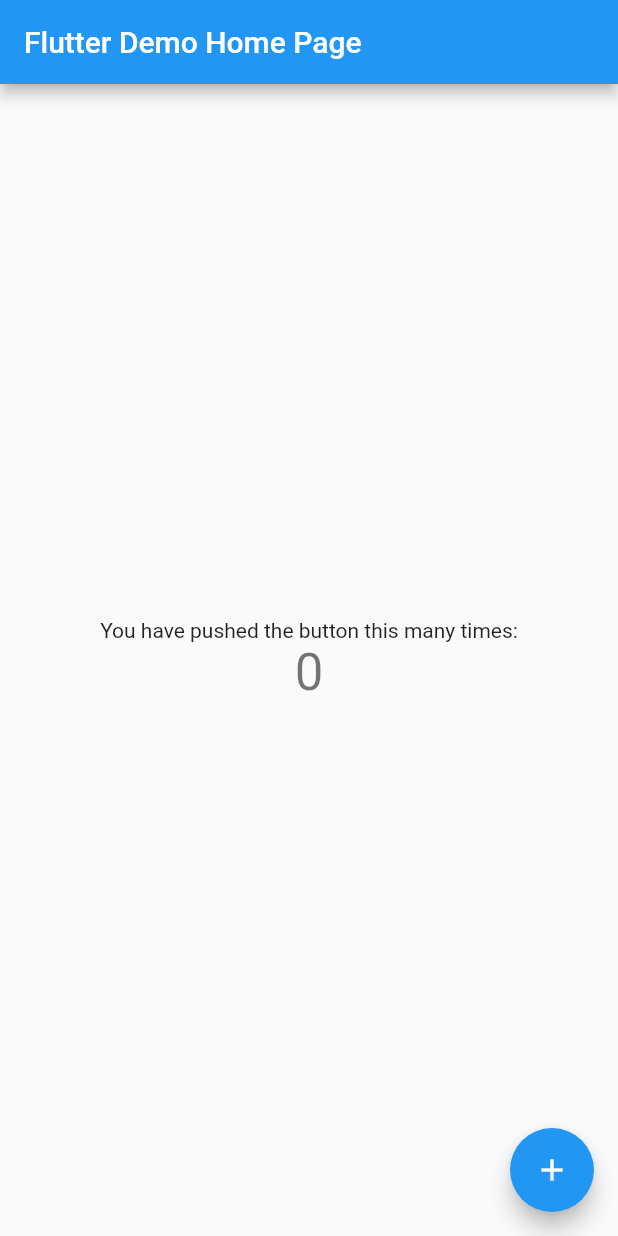
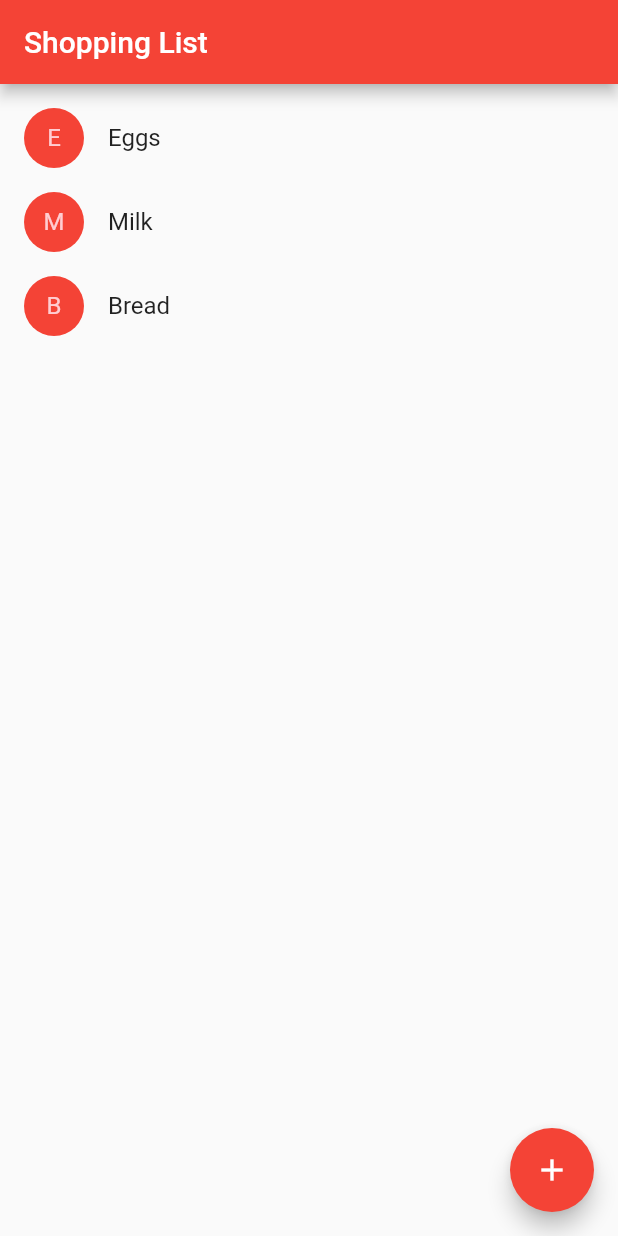
Before and after one commit to Reline/HelloFlutter, a Flutter app: the screen it shows after launch, on a phone screen of 412 x 824 dp. Run offline on Flutter 3.47's test engine with Material 2 defaults, Android fonts, the phone set to English and light mode, and no system bars.

Commit message:
A shopping list you can remove from but not add to

```diff
--- /dev/null
+++ b/lib/ShoppingList.dart
@@ -0,0 +1,45 @@
+import 'package:flutter/material.dart';
+
+import 'ShoppingListItem.dart';
+
+class ShoppingList extends StatefulWidget {
+	ShoppingList({Key key, this.products}) : super(key: key);
+
+	final List<Product> products;
+
+	@override
+	_ShoppingListState createState() => new _ShoppingListState();
+}
+
+class _ShoppingListState extends State<ShoppingList> {
+ 	Set<Product> _shoppingCart = new Set<Product>();
+
+ 	void _onCartChanged(Product product, bool inCart) {
+ 		setState(() {
+ 			if (inCart) {
+ 				_shoppingCart.add(product);
+			} else {
+ 				_shoppingCart.remove(product);
+			}
+ 		});
+ 	}
+
+ 	@override
+ 	Widget build(BuildContext context) {
+ 		return new Scaffold(
+ 			appBar: new AppBar(
+ 				title: new Text('Shopping List'),
+ 			),
+ 			body: new ListView(
+ 				padding: new EdgeInsets.symmetric(vertical: 8.0),
+ 				children: widget.products.map((Product product) {
+ 					return new ShoppingListItem(
+ 						product: product,
+ 						inCart: _shoppingCart.contains(product),
+ 						onCartChanged: _onCartChanged,
+ 					);
+ 				}).toList(),
+			),
+ 		);
+ 	}
+}
--- /dev/null
+++ b/lib/ShoppingListItem.dart
@@ -0,0 +1,45 @@
+import 'package:flutter/material.dart';
+
+class Product {
+	const Product({this.name});
+	final String name;
+}
+
+typedef void CartChangedCallback(Product product, bool inCart);
+
+class ShoppingListItem extends StatelessWidget {
+	ShoppingListItem({Product product, this.inCart, this.onCartChanged})
+		: product = product,
+		super(key: new ObjectKey(product));
+
+	final Product product;
+	final bool inCart;
+	final CartChangedCallback onCartChanged;
+
+	Color _getColor(BuildContext context) {
+		return inCart ? Colors.black54 : Theme.of(context).primaryColor;
+	}
+
+	TextStyle _getTextStyle(BuildContext context) {
+		if (!inCart) return null;
+
+		return new TextStyle(
+			color: Colors.black54,
+			decoration: TextDecoration.lineThrough,
+		);
+	}
+
+	@override
+	Widget build(BuildContext context) {
+		return new ListTile(
+			onTap: () {
+				onCartChanged(product, !inCart);
+			},
+			leading: new CircleAvatar(
+				backgroundColor: _getColor(context),
+				child: new Text(product.name[0]),
+			),
+			title: new Text(product.name, style: _getTextStyle(context)),
+		);
+	}
+}
--- a/lib/main.dart
+++ b/lib/main.dart
@@ -1,42 +1,27 @@
 import 'package:flutter/material.dart';
+
+import 'ShoppingList.dart';
+import 'ShoppingListItem.dart';
 
 void main() {
   runApp(new MyApp());
 }
 
 class MyApp extends StatelessWidget {
-  // This widget is the root of your application.
   @override
   Widget build(BuildContext context) {
     return new MaterialApp(
-      title: 'Flutter Demo',
+      title: 'Shopping List',
       theme: new ThemeData(
-        // This is the theme of your application.
-        //
-        // Try running your application with "flutter run". You'll see the
-        // application has a blue toolbar. Then, without quitting the app, try
-        // changing the primarySwatch below to Colors.green and then invoke
-        // "hot reload" (press "r" in the console where you ran "flutter run",
-        // or press Run > Hot Reload App in IntelliJ). Notice that the counter
-        // didn't reset back to zero; the application is not restarted.
-        primarySwatch: Colors.blue,
+        primarySwatch: Colors.red,
       ),
-      home: new MyHomePage(title: 'Flutter Demo Home Page'),
+      home: new MyHomePage(title: 'Shopping List'),
     );
   }
 }
 
 class MyHomePage extends StatefulWidget {
   MyHomePage({Key key, this.title}) : super(key: key);
-
-  // This widget is the home page of your application. It is stateful, meaning
-  // that it has a State object (defined below) that contains fields that affect
-  // how it looks.
-
-  // This class is the configuration for the state. It holds the values (in this
-  // case the title) provided by the parent (in this case the App widget) and
-  // used by the build method of the State. Fields in a Widget subclass are
-  // always marked "final".
 
   final String title;
 
@@ -47,65 +32,28 @@ class MyHomePage extends StatefulWidget {
 class _MyHomePageState extends State<MyHomePage> {
   int _counter = 0;
 
-  void _incrementCounter() {
+  void _onAddButtonPressed() {
     setState(() {
-      // This call to setState tells the Flutter framework that something has
-      // changed in this State, which causes it to rerun the build method below
-      // so that the display can reflect the updated values. If we changed
-      // _counter without calling setState(), then the build method would not be
-      // called again, and so nothing would appear to happen.
-      _counter++;
+	    // TODO: enable user to add a new product to the shopping list
     });
   }
 
   @override
   Widget build(BuildContext context) {
-    // This method is rerun every time setState is called, for instance as done
-    // by the _incrementCounter method above.
-    //
-    // The Flutter framework has been optimized to make rerunning build methods
-    // fast, so that you can just rebuild anything that needs updating rather
-    // than having to individually change instances of widgets.
     return new Scaffold(
-      appBar: new AppBar(
-        // Here we take the value from the MyHomePage object that was created by
-        // the App.build method, and use it to set our appbar title.
-        title: new Text(widget.title),
-      ),
-      body: new Center(
-        // Center is a layout widget. It takes a single child and positions it
-        // in the middle of the parent.
-        child: new Column(
-          // Column is also layout widget. It takes a list of children and
-          // arranges them vertically. By default, it sizes itself to fit its
-          // children horizontally, and tries to be as tall as its parent.
-          //
-          // Invoke "debug paint" (press "p" in the console where you ran
-          // "flutter run", or select "Toggle Debug Paint" from the Flutter tool
-          // window in IntelliJ) to see the wireframe for each widget.
-          //
-          // Column has various properties to control how it sizes itself and
-          // how it positions its children. Here we use mainAxisAlignment to
-          // center the children vertically; the main axis here is the vertical
-          // axis because Columns are vertical (the cross axis would be
-          // horizontal).
-          mainAxisAlignment: MainAxisAlignment.center,
-          children: <Widget>[
-            new Text(
-              'You have pushed the button this many times:',
-            ),
-            new Text(
-              '${_counter}',
-              style: Theme.of(context).textTheme.display1,
-            ),
-          ],
-        ),
+      body: new ShoppingList(
+	      	products: <Product>[
+			// TODO: remove this initial list of products
+			new Product(name: 'Eggs'),
+		      	new Product(name: 'Milk'),
+		      	new Product(name: 'Bread'),
+	      	],
       ),
       floatingActionButton: new FloatingActionButton(
-        onPressed: _incrementCounter,
-        tooltip: 'Increment',
+        onPressed: _onAddButtonPressed,
+        tooltip: 'Add Product',
         child: new Icon(Icons.add),
-      ), // This trailing comma makes auto-formatting nicer for build methods.
+      ),
     );
   }
 }
```
